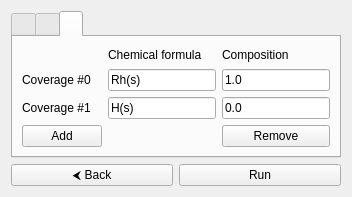
Above: GUI/Ubuntu/src/gui/ui/input/batch_input_page.ui from srebughini/ASALI before the change. Below: the same form after it.
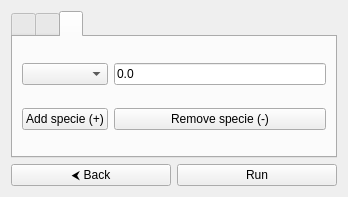
That is the form after the change. The open tabs and pages were chosen to show the change.

Commit message: Change the layout of species and coverage inputs

```diff
--- a/GUI/Ubuntu/src/gui/ui/input/batch_input_page.ui
+++ b/GUI/Ubuntu/src/gui/ui/input/batch_input_page.ui
@@ -143,63 +143,14 @@
                         <!-- Tab 3 -->
                         <widget class="QWidget" name="coverageTab">
                             <layout class="QGridLayout" name="coverageLayout">
-                                <!-- Row 0 -->
+                                <!-- Row 0-->
+                                <item row="0" column="0">
+                                    <widget class="QComboBox" name="n0">
+                                    </widget>
+                                </item>
                                 <item row="0" column="1">
-                                    <widget class="QLabel" name="formulaLabel">
-                                        <property name="text">
-                                            <string>Chemical formula</string>
-                                        </property>
-                                    </widget>
-                                </item>
-                                <item row="0" column="2">
-                                    <widget class="QLabel" name="compositionLabel">
-                                        <property name="text">
-                                            <string>Composition</string>
-                                        </property>
-                                    </widget>
-                                </item>
-
-                                <!-- Row 1-->
-                                <item row="1" column="0">
-                                    <widget class="QLabel" name="l0">
-                                        <property name="text">
-                                            <string>Coverage #0</string>
-                                        </property>
-                                    </widget>
-                                </item>
-                                <item row="1" column="1">
-                                    <widget class="QLineEdit" name="n0">
-                                        <property name="text">
-                                            <string>Rh(s)</string>
-                                        </property>
-                                    </widget>
-                                </item>
-                                <item row="1" column="2">
                                     <widget class="QLineEdit" name="x0">
                                         <property name="text">
-                                            <string>1.0</string>
-                                        </property>
-                                    </widget>
-                                </item>
-
-                              <!-- Row 2-->
-                                <item row="2" column="0">
-                                    <widget class="QLabel" name="l1">
-                                        <property name="text">
-                                            <string>Coverage #1</string>
-                                        </property>
-                                    </widget>
-                                </item>
-                                <item row="2" column="1">
-                                    <widget class="QLineEdit" name="n1">
-                                        <property name="text">
-                                            <string>H(s)</string>
-                                        </property>
-                                    </widget>
-                                </item>
-                                <item row="2" column="2">
-                                    <widget class="QLineEdit" name="x1">
-                                        <property name="text">
                                             <string>0.0</string>
                                         </property>
                                     </widget>
@@ -209,17 +160,17 @@
                                 <item row="3" column="0">
                                     <widget class="QPushButton" name="addCoverageButton">
                                         <property name="text">
-                                            <string>Add</string>
+                                            <string>Add specie (&#x2B;)</string>
                                         </property>
                                         <property name="toolTip">
                                             <string>Add coverage for input</string>
                                         </property>
                                     </widget>
                                 </item>
-                                <item row="3" column="2">
+                                <item row="3" column="1">
                                     <widget class="QPushButton" name="removeCoverageButton">
                                         <property name="text">
-                                            <string>Remove</string>
+                                            <string>Remove specie (&#x2D;)</string>
                                         </property>
                                         <property name="toolTip">
                                             <string>Remove coverage for input</string>
```
The commit also changes 12 other files.
